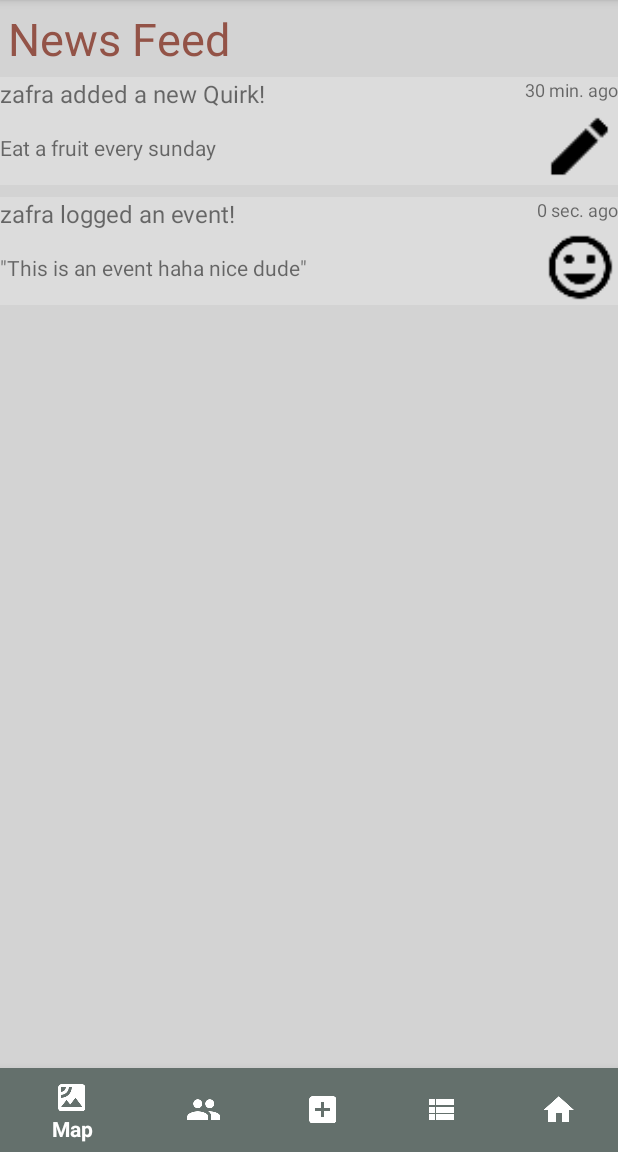
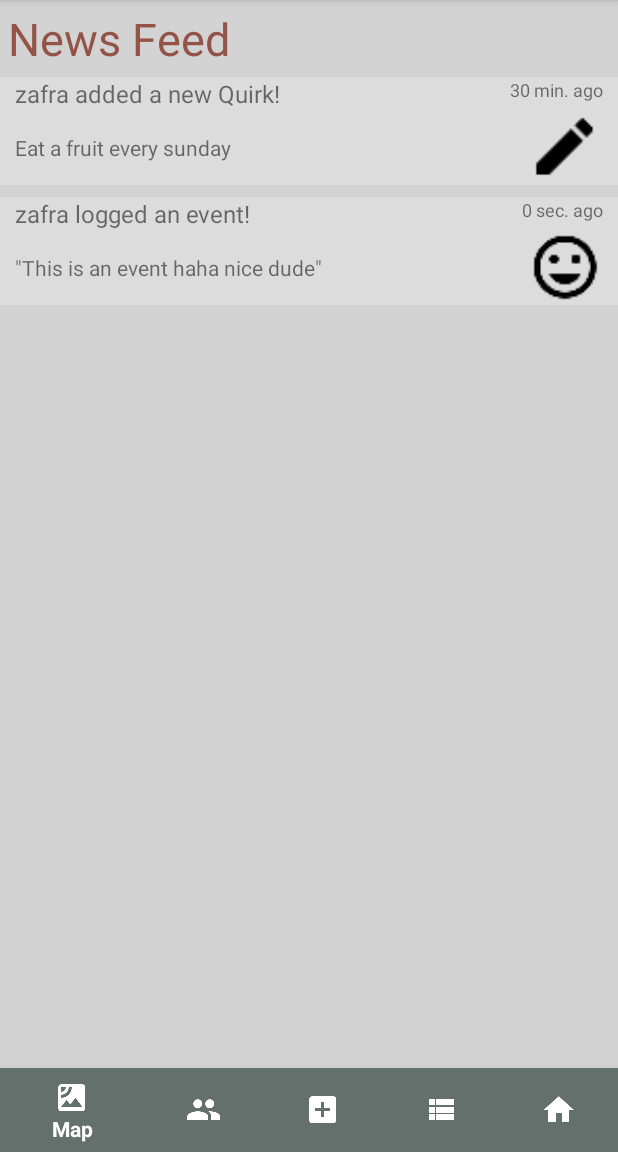
Before and after one commit to ahnguyen03/Quirks, an Android app: the screen it shows after launch (MainActivity), on a phone screen of 412 x 824 dp, the part 84-1236 px from its top. Run offline under Robolectric (Android 15) with nearby library versions, the phone set to English and light mode, and no system bars.

Commit message:
Fix margin

```diff
--- a/app/src/main/res/layout/newsitem.xml
+++ b/app/src/main/res/layout/newsitem.xml
@@ -5,12 +5,14 @@
     android:layout_gravity="center"
     android:layout_marginEnd="10dp"
     android:layout_marginStart="10dp"
-    android:orientation="vertical"
-    android:background="@color/backgroundlight">
+    android:background="@color/backgroundlight"
+    android:orientation="vertical">
 
     <RelativeLayout
         android:layout_width="match_parent"
-        android:layout_height="wrap_content">
+        android:layout_height="wrap_content"
+        android:layout_marginEnd="10dp"
+        android:layout_marginStart="10dp">
 
         <TextView
             android:id="@+id/headerTxt"
@@ -31,7 +33,9 @@
 
     <RelativeLayout
         android:layout_width="match_parent"
-        android:layout_height="wrap_content">
+        android:layout_height="wrap_content"
+        android:layout_marginEnd="10dp"
+        android:layout_marginStart="10dp">
 
         <TextView
             android:id="@+id/captionTxt"
```
